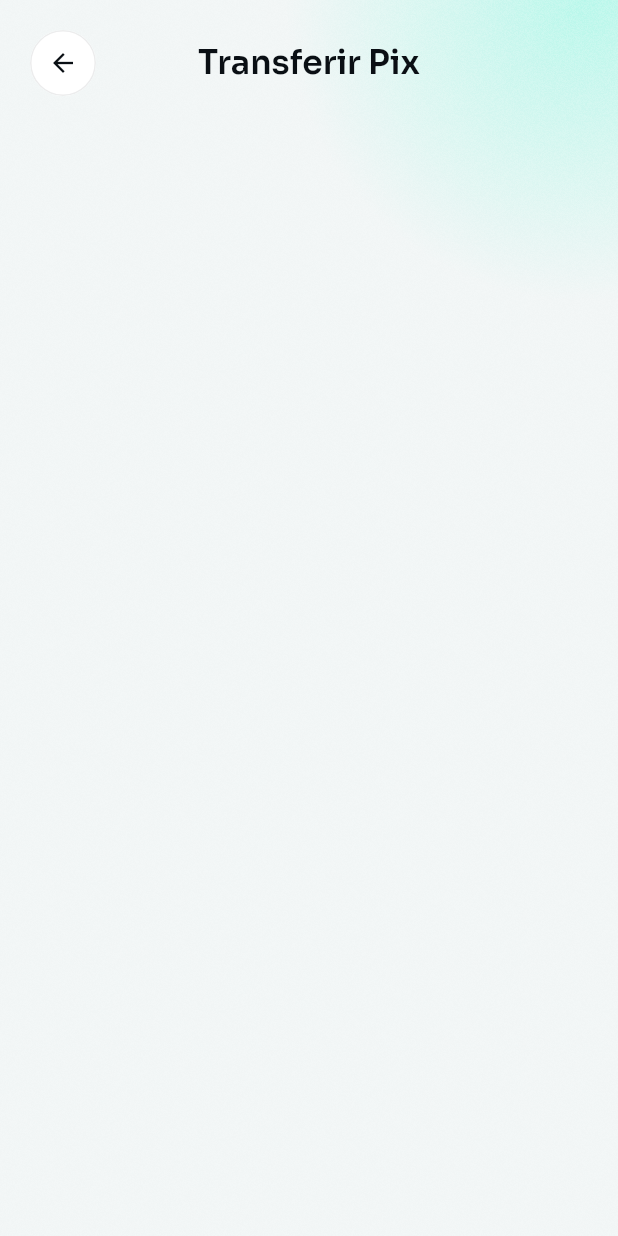
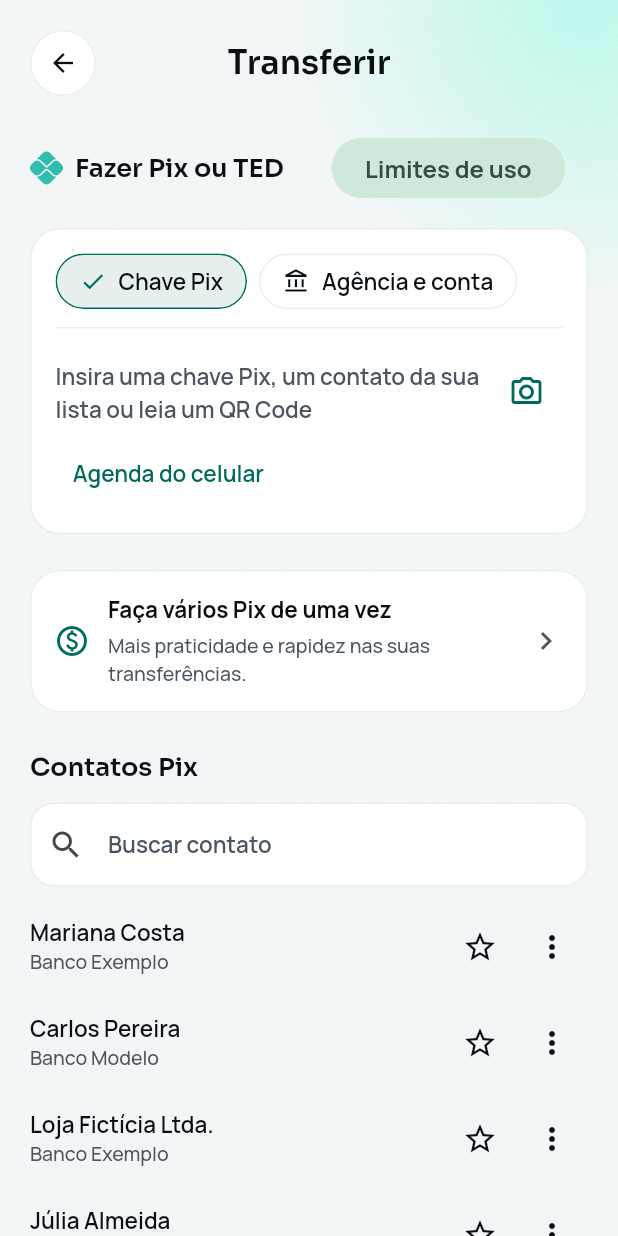
Before and after one commit to renatomf/next-bank, a Flutter app: the TransferPixScreen screen opened by its route, on a phone screen of 412 x 824 dp. Run offline on Flutter 3.47's test engine with Material 3 defaults, Android fonts, the phone set to English and light mode, and no system bars; our stand-ins replace copy_with_extension, dio, flutter_riverpod, flutter_secure_storage, go_router, local_auth and 2 more; missing offline and left inert: local_auth_android, mobile_scanner, qr; accounts and stored records are empty; project files that could hold a hidden picture were left out.

Commit message:
feat(mobile): lay out the Transferir screen, layout only
The blank screen gets two pills: Chave Pix, with the key field, the
camera, Agenda do celular, Faça vários Pix and made-up contacts filtered
by name; and Agência e conta, with the main banks ten at a time, their
initials and codes, the search, and a generic account form whose Alterar
goes back. The Home's Transferir shortcut opens it. Every action says it
is coming; nothing is sent. The header's button wraps on a small phone,
and the Pix box's flow test checks each screen's title, none blank now.

Co-Authored-By: Claude Opus 5.5 <noreply@anthropic.com>

```diff
--- a/apps/mobile/lib/features/home/presentation/home_screen.dart
+++ b/apps/mobile/lib/features/home/presentation/home_screen.dart
@@ -85,7 +85,11 @@ class HomeScreen extends ConsumerWidget {
                 const SizedBox(height: 22),
                 AssistantBar(onHelp: onHelp, onNotifications: onNotifications),
                 const SizedBox(height: NbSpace.xl),
-                ShortcutsRow(onPix: onPix, onPay: onPay),
+                ShortcutsRow(
+                  onPix: onPix,
+                  onPay: onPay,
+                  onTransfer: onTransfer,
+                ),
                 const SizedBox(height: 28),
                 BalanceSection(onStatement: onStatement),
                 const SizedBox(height: 28),
--- /dev/null
+++ b/apps/mobile/lib/features/pix/presentation/transfer/example_contacts.dart
@@ -0,0 +1,11 @@
+/// One example Pix contact, shown while the contacts have no backend.
+typedef ExampleContact = ({String name, String bank});
+
+/// The contacts the transfer lists (v1.1.0 plan, task 4.9): made-up people
+/// and banks. They go away when the contacts come from the server.
+const List<ExampleContact> exampleContacts = [
+  (name: 'Mariana Costa', bank: 'Banco Exemplo'),
+  (name: 'Carlos Pereira', bank: 'Banco Modelo'),
+  (name: 'Loja Fictícia Ltda.', bank: 'Banco Exemplo'),
+  (name: 'Júlia Almeida', bank: 'Banco Modelo'),
+];
--- /dev/null
+++ b/apps/mobile/lib/features/pix/presentation/transfer/pix_key_tab.dart
@@ -0,0 +1,198 @@
+import 'package:design_system/design_system.dart';
+import 'package:flutter/material.dart';
+import 'package:next_bank/features/pix/presentation/transfer/example_contacts.dart';
+
+/// The Chave Pix tab, inside the transfer's card: the key field with the
+/// camera, and "Agenda do celular". Layout only: they say they are coming.
+class PixKeyEntry extends StatelessWidget {
+  /// Creates the entry.
+  const new({super.key});
+
+  @override
+  Widget build(BuildContext context) {
+    final colors = context.nbColors;
+
+    return Column(
+      crossAxisAlignment: CrossAxisAlignment.start,
+      children: [
+        Row(
+          children: [
+            const Expanded(
+              child: TextField(
+                decoration: InputDecoration(
+                  hintText:
+                      'Insira uma chave Pix, um contato da sua lista ou leia '
+                      'um QR Code',
+                  hintMaxLines: 3,
+                  border: InputBorder.none,
+                  enabledBorder: InputBorder.none,
+                  focusedBorder: InputBorder.none,
+                  filled: false,
+                ),
+              ),
+            ),
+            NbIconButton(
+              icon: Icons.photo_camera_outlined,
+              label: 'Ler QR Code',
+              color: colors.accent,
+              onPressed: () => _sayComingSoon(context),
+            ),
+          ],
+        ),
+        TextButton(
+          onPressed: () => _sayComingSoon(context),
+          child: const Text('Agenda do celular'),
+        ),
+      ],
+    );
+  }
+}
+
+/// The Chave Pix tab, below the transfer's card: "Faça vários Pix de uma
+/// vez" and the Pix contacts, filtered by name as the customer types.
+class PixContacts extends StatefulWidget {
+  /// Creates the contacts.
+  const new({super.key});
+
+  @override
+  State<PixContacts> createState() => _PixContactsState();
+}
+
+class _PixContactsState extends State<PixContacts> {
+  String _query = '';
+
+  @override
+  Widget build(BuildContext context) {
+    final colors = context.nbColors;
+    final wanted = _query.trim().toLowerCase();
+    final contacts = [
+      for (final contact in exampleContacts)
+        if (contact.name.toLowerCase().contains(wanted)) contact,
+    ];
+
+    return Column(
+      crossAxisAlignment: CrossAxisAlignment.stretch,
+      children: [
+        const _MultiplePixCard(),
+        const SizedBox(height: NbSpace.xl),
+        Semantics(
+          header: true,
+          child: Text(
+            'Contatos Pix',
+            style: NbType.sectionTitle.copyWith(color: colors.text),
+          ),
+        ),
+        const SizedBox(height: NbSpace.md),
+        TextField(
+          onChanged: (query) => setState(() => _query = query),
+          decoration: const InputDecoration(
+            hintText: 'Buscar contato',
+            prefixIcon: Icon(Icons.search),
+          ),
+        ),
+        const SizedBox(height: NbSpace.sm),
+        for (final contact in contacts) _ContactRow(contact: contact),
+      ],
+    );
+  }
+}
+
+class _MultiplePixCard extends StatelessWidget {
+  const new();
+
+  @override
+  Widget build(BuildContext context) {
+    final colors = context.nbColors;
+
+    return Semantics(
+      button: true,
+      label: 'Faça vários Pix de uma vez',
+      onTap: () => _sayComingSoon(context),
+      excludeSemantics: true,
+      child: Material(
+        color: colors.surface,
+        shape: RoundedRectangleBorder(
+          borderRadius: BorderRadius.circular(NbRadius.box),
+          side: BorderSide(color: colors.border),
+        ),
+        clipBehavior: Clip.antiAlias,
+        child: InkWell(
+          onTap: () => _sayComingSoon(context),
+          child: Padding(
+            padding: const EdgeInsets.all(NbSpace.lg),
+            child: Row(
+              children: [
+                Icon(Icons.paid_outlined, color: colors.accent),
+                const SizedBox(width: NbSpace.md),
+                Expanded(
+                  child: Column(
+                    crossAxisAlignment: CrossAxisAlignment.start,
+                    spacing: NbSpace.xs,
+                    children: [
+                      Text(
+                        'Faça vários Pix de uma vez',
+                        style: NbType.bodyStrong.copyWith(color: colors.text),
+                      ),
+                      Text(
+                        'Mais praticidade e rapidez nas suas transferências.',
+                        style: NbType.caption.copyWith(color: colors.textMuted),
+                      ),
+                    ],
+                  ),
+                ),
+                Icon(Icons.chevron_right, color: colors.textMuted),
+              ],
+            ),
+          ),
+        ),
+      ),
+    );
+  }
+}
+
+class _ContactRow extends StatelessWidget {
+  const new({required this.contact});
+
+  final ExampleContact contact;
+
+  @override
+  Widget build(BuildContext context) {
+    final colors = context.nbColors;
+
+    return Padding(
+      padding: const EdgeInsets.symmetric(vertical: NbSpace.sm),
+      child: Row(
+        children: [
+          Expanded(
+            child: Column(
+              crossAxisAlignment: CrossAxisAlignment.start,
+              children: [
+                Text(
+                  contact.name,
+                  style: NbType.bodyText.copyWith(color: colors.text),
+                ),
+                Text(
+                  contact.bank,
+                  style: NbType.caption.copyWith(color: colors.textMuted),
+                ),
+              ],
+            ),
+          ),
+          NbIconButton(
+            icon: Icons.star_border,
+            label: 'Favoritar ${contact.name}',
+            onPressed: () => _sayComingSoon(context),
+          ),
+          NbIconButton(
+            icon: Icons.more_vert,
+            label: 'Mais opções de ${contact.name}',
+            onPressed: () => _sayComingSoon(context),
+          ),
+        ],
+      ),
+    );
+  }
+}
+
+void _sayComingSoon(BuildContext context) =>
+    showNbToast(context, 'Em breve.', icon: Icons.info_outline);
--- a/apps/mobile/lib/features/pix/presentation/transfer/transfer_pix_screen.dart
+++ b/apps/mobile/lib/features/pix/presentation/transfer/transfer_pix_screen.dart
@@ -1,10 +1,12 @@
 import 'package:design_system/design_system.dart';
 import 'package:flutter/material.dart';
+import 'package:next_bank/features/pix/presentation/transfer/bank_account_tab.dart';
+import 'package:next_bank/features/pix/presentation/transfer/pix_key_tab.dart';
 
-/// Transferring a Pix by agency and account or to another key: blank for
-/// now, only its header and the way back (v1.1.0 plan, task 4.2); its layout
-/// comes with a task of its own.
-class TransferPixScreen extends StatelessWidget {
+/// Transferir (v1.1.0 plan, task 4.9), layout only for now: a Pix by key
+/// or contact, or a transfer by agency and account, picked by two pills.
+/// Nothing is sent; the actions say they are coming.
+class TransferPixScreen extends StatefulWidget {
   /// Creates the screen; the router says where back goes.
   const new({required this.onBack, super.key});
 
@@ -12,23 +14,99 @@ class TransferPixScreen extends StatelessWidget {
   final VoidCallback onBack;
 
   @override
-  Widget build(BuildContext context) => Scaffold(
-    body: GlowBackground(
-      child: SafeArea(
-        child: Padding(
-          padding: const EdgeInsets.all(NbSpace.screen),
-          child: Column(
+  State<TransferPixScreen> createState() => _TransferPixScreenState();
+}
+
+class _TransferPixScreenState extends State<TransferPixScreen> {
+  bool _byAccount = false;
+
+  @override
+  Widget build(BuildContext context) {
+    final colors = context.nbColors;
+
+    return Scaffold(
+      body: GlowBackground(
+        child: SafeArea(
+          child: ListView(
+            padding: const EdgeInsets.all(NbSpace.screen),
             children: [
               ScreenHeader(
-                title: 'Transferir Pix',
+                title: 'Transferir',
                 icon: Icons.arrow_back,
                 iconLabel: 'Voltar',
-                onPressed: onBack,
+                onPressed: widget.onBack,
               ),
+              const SizedBox(height: NbSpace.xl),
+              Row(
+                children: [
+                  const PixMark(size: NbSize.icon),
+                  const SizedBox(width: NbSpace.sm),
+                  Expanded(
+                    child: Text(
+                      'Fazer Pix ou TED',
+                      style: NbType.sectionTitle.copyWith(color: colors.text),
+                    ),
+                  ),
+                  // Wraps on a small phone with large text.
+                  Flexible(
+                    child: FilledButton.tonal(
+                      onPressed: () => showNbToast(
+                        context,
+                        'Em breve.',
+                        icon: Icons.info_outline,
+                      ),
+                      child: const Text('Limites de uso'),
+                    ),
+                  ),
+                ],
+              ),
+              const SizedBox(height: NbSpace.lg),
+              Container(
+                padding: const EdgeInsets.all(NbSpace.lg),
+                decoration: BoxDecoration(
+                  color: colors.surface,
+                  borderRadius: BorderRadius.circular(NbRadius.box),
+                  border: Border.all(color: colors.border),
+                ),
+                child: Column(
+                  crossAxisAlignment: CrossAxisAlignment.stretch,
+                  children: [
+                    Wrap(
+                      spacing: NbSpace.sm,
+                      runSpacing: NbSpace.sm,
+                      children: [
+                        FilterPill(
+                          label: 'Chave Pix',
+                          icon: Icons.key_outlined,
+                          selected: !_byAccount,
+                          onPressed: () => setState(() => _byAccount = false),
+                        ),
+                        FilterPill(
+                          label: 'Agência e conta',
+                          icon: Icons.account_balance_outlined,
+                          selected: _byAccount,
+                          onPressed: () => setState(() => _byAccount = true),
+                        ),
+                      ],
+                    ),
+                    const SizedBox(height: NbSpace.md),
+                    Divider(height: 1, color: colors.border),
+                    const SizedBox(height: NbSpace.md),
+                    if (_byAccount)
+                      const BankAccountTab()
+                    else
+                      const PixKeyEntry(),
+                  ],
+                ),
+              ),
+              if (!_byAccount) ...[
+                const SizedBox(height: NbSpace.xl),
+                const PixContacts(),
+              ],
             ],
           ),
         ),
       ),
-    ),
-  );
+    );
+  }
 }
```
Also changed, not shown: apps/mobile/lib/features/home/presentation/shortcuts_row.dart (+13 -5 lines), apps/mobile/lib/features/pix/presentation/transfer/bank_account_form.dart (added, +59 -0 lines), apps/mobile/lib/features/pix/presentation/transfer/bank_account_tab.dart (added, +30 -0 lines), apps/mobile/lib/features/pix/presentation/transfer/bank_initials.dart (added, +42 -0 lines), apps/mobile/lib/features/pix/presentation/transfer/bank_list.dart (added, +115 -0 lines), 3 other files.
